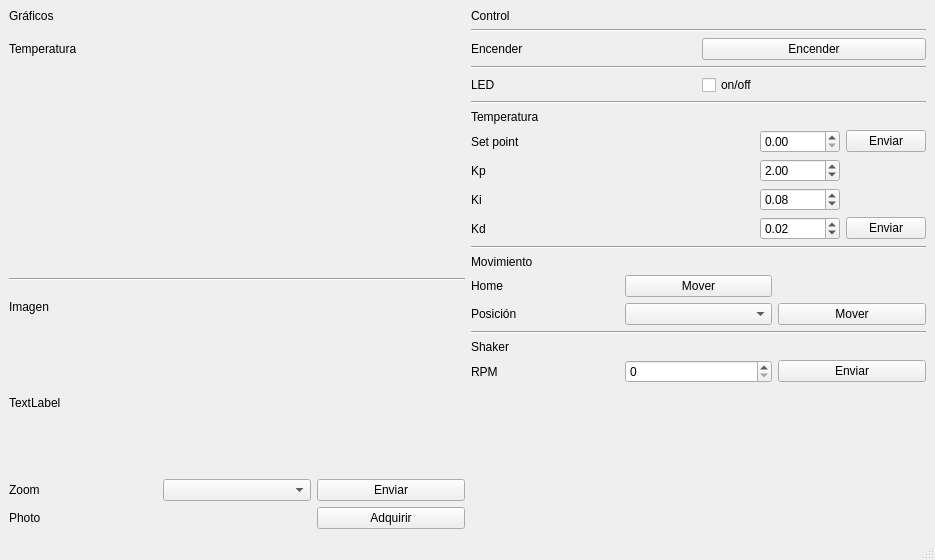
First picture: the form in software/gui.ui, repository NoelGaspar/cinnda_chamber_control, before the edit.
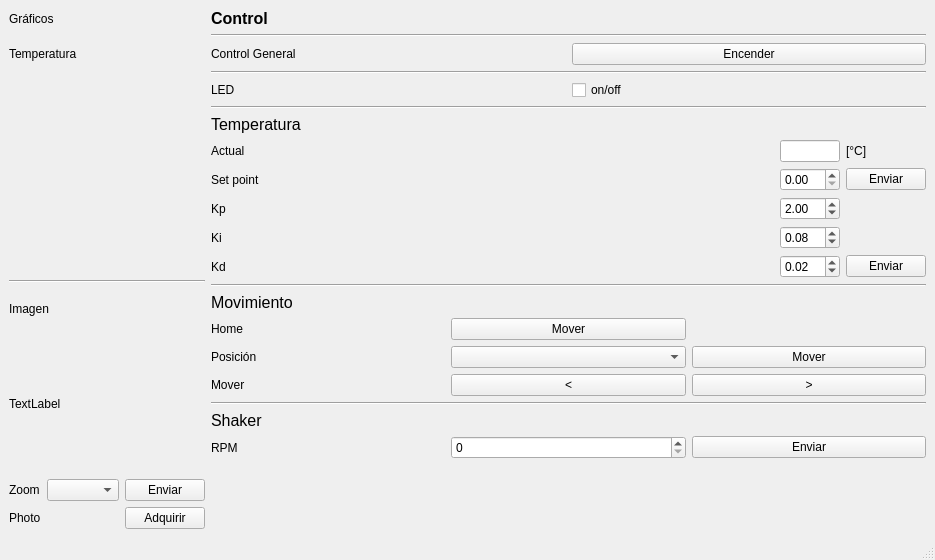
Second picture: the form after the edit.

Diff of the .ui file:
```diff
--- a/software/gui.ui
+++ b/software/gui.ui
@@ -145,6 +145,13 @@
           <height>40</height>
          </size>
         </property>
+        <property name="font">
+         <font>
+          <pointsize>12</pointsize>
+          <weight>75</weight>
+          <bold>true</bold>
+         </font>
+        </property>
         <property name="text">
          <string>Control</string>
         </property>
@@ -164,7 +171,7 @@
           <item row="0" column="0">
            <widget class="QLabel" name="label_11">
             <property name="text">
-             <string>Encender</string>
+             <string>Control General</string>
             </property>
            </widget>
           </item>
@@ -211,26 +218,6 @@
         </item>
         <item>
          <layout class="QGridLayout" name="gridLayout">
-          <item row="1" column="2">
-           <widget class="QPushButton" name="pushButton">
-            <property name="maximumSize">
-             <size>
-              <width>80</width>
-              <height>16777215</height>
-             </size>
-            </property>
-            <property name="text">
-             <string>Enviar</string>
-            </property>
-           </widget>
-          </item>
-          <item row="0" column="1">
-           <widget class="QLabel" name="label_2">
-            <property name="text">
-             <string/>
-            </property>
-           </widget>
-          </item>
           <item row="0" column="0">
            <widget class="QLabel" name="label_18">
             <property name="maximumSize">
@@ -239,26 +226,39 @@
               <height>40</height>
              </size>
             </property>
+            <property name="font">
+             <font>
+              <pointsize>12</pointsize>
+              <weight>50</weight>
+              <bold>false</bold>
+             </font>
+            </property>
             <property name="text">
              <string>Temperatura</string>
             </property>
            </widget>
           </item>
-          <item row="3" column="0">
+          <item row="2" column="2">
+           <widget class="QPushButton" name="pushButton">
+            <property name="maximumSize">
+             <size>
+              <width>80</width>
+              <height>16777215</height>
+             </size>
+            </property>
+            <property name="text">
+             <string>Enviar</string>
+            </property>
+           </widget>
+          </item>
+          <item row="4" column="0">
            <widget class="QLabel" name="label_19">
             <property name="text">
              <string>Ki</string>
             </property>
            </widget>
           </item>
-          <item row="0" column="2">
-           <widget class="QLabel" name="label_10">
-            <property name="text">
-             <string/>
-            </property>
-           </widget>
-          </item>
-          <item row="1" column="1">
+          <item row="2" column="1">
            <widget class="QDoubleSpinBox" name="doubleSpinBox_2">
             <property name="maximumSize">
              <size>
@@ -268,7 +268,20 @@
             </property>
            </widget>
           </item>
-          <item row="1" column="0">
+          <item row="3" column="1">
+           <widget class="QDoubleSpinBox" name="doubleSpinBox_3">
+            <property name="maximumSize">
+             <size>
+              <width>80</width>
+              <height>16777215</height>
+             </size>
+            </property>
+            <property name="value">
+             <double>2.000000000000000</double>
+            </property>
+           </widget>
+          </item>
+          <item row="2" column="0">
            <widget class="QLabel" name="label_9">
             <property name="maximumSize">
              <size>
@@ -281,34 +294,48 @@
             </property>
            </widget>
           </item>
-          <item row="2" column="0">
+          <item row="3" column="0">
            <widget class="QLabel" name="label_12">
             <property name="text">
              <string>Kp</string>
             </property>
            </widget>
           </item>
-          <item row="4" column="0">
+          <item row="0" column="1">
+           <widget class="QLabel" name="label_2">
+            <property name="text">
+             <string/>
+            </property>
+           </widget>
+          </item>
+          <item row="0" column="2">
+           <widget class="QLabel" name="label_10">
+            <property name="text">
+             <string/>
+            </property>
+           </widget>
+          </item>
+          <item row="5" column="1">
+           <widget class="QDoubleSpinBox" name="doubleSpinBox_5">
+            <property name="maximumSize">
+             <size>
+              <width>80</width>
+              <height>16777215</height>
+             </size>
+            </property>
+            <property name="value">
+             <double>0.020000000000000</double>
+            </property>
+           </widget>
+          </item>
+          <item row="5" column="0">
            <widget class="QLabel" name="label_20">
             <property name="text">
              <string>Kd</string>
             </property>
            </widget>
           </item>
-          <item row="2" column="1">
-           <widget class="QDoubleSpinBox" name="doubleSpinBox_3">
-            <property name="maximumSize">
-             <size>
-              <width>80</width>
-              <height>16777215</height>
-             </size>
-            </property>
-            <property name="value">
-             <double>2.000000000000000</double>
-            </property>
-           </widget>
-          </item>
-          <item row="3" column="1">
+          <item row="4" column="1">
            <widget class="QDoubleSpinBox" name="doubleSpinBox_4">
             <property name="maximumSize">
              <size>
@@ -321,20 +348,7 @@
             </property>
            </widget>
           </item>
-          <item row="4" column="1">
-           <widget class="QDoubleSpinBox" name="doubleSpinBox_5">
-            <property name="maximumSize">
-             <size>
-              <width>80</width>
-              <height>16777215</height>
-             </size>
-            </property>
-            <property name="value">
-             <double>0.020000000000000</double>
-            </property>
-           </widget>
-          </item>
-          <item row="4" column="2">
+          <item row="5" column="2">
            <widget class="QPushButton" name="pushButton_10">
             <property name="maximumSize">
              <size>
@@ -347,6 +361,30 @@
             </property>
            </widget>
           </item>
+          <item row="1" column="0">
+           <widget class="QLabel" name="label_23">
+            <property name="text">
+             <string>Actual</string>
+            </property>
+           </widget>
+          </item>
+          <item row="1" column="1">
+           <widget class="QLineEdit" name="lineEdit">
+            <property name="maximumSize">
+             <size>
+              <width>60</width>
+              <height>40</height>
+             </size>
+            </property>
+           </widget>
+          </item>
+          <item row="1" column="2">
+           <widget class="QLabel" name="label_24">
+            <property name="text">
+             <string>[°C]</string>
+            </property>
+           </widget>
+          </item>
          </layout>
         </item>
         <item>
@@ -358,6 +396,13 @@
         </item>
         <item>
          <layout class="QGridLayout" name="gridLayout_4">
+          <item row="2" column="2">
+           <widget class="QPushButton" name="pushButton_6">
+            <property name="text">
+             <string>Mover</string>
+            </property>
+           </widget>
+          </item>
           <item row="1" column="0">
            <widget class="QLabel" name="label_14">
             <property name="maximumSize">
@@ -371,26 +416,6 @@
             </property>
            </widget>
           </item>
-          <item row="0" column="0">
-           <widget class="QLabel" name="label_13">
-            <property name="maximumSize">
-             <size>
-              <width>16777215</width>
-              <height>40</height>
-             </size>
-            </property>
-            <property name="text">
-             <string>Movimiento</string>
-            </property>
-           </widget>
-          </item>
-          <item row="1" column="1">
-           <widget class="QPushButton" name="pushButton_5">
-            <property name="text">
-             <string>Mover</string>
-            </property>
-           </widget>
-          </item>
           <item row="2" column="1">
            <widget class="QComboBox" name="comboBox_2"/>
           </item>
@@ -407,13 +432,52 @@
             </property>
            </widget>
           </item>
-          <item row="2" column="2">
-           <widget class="QPushButton" name="pushButton_6">
+          <item row="0" column="0">
+           <widget class="QLabel" name="label_13">
+            <property name="maximumSize">
+             <size>
+              <width>16777215</width>
+              <height>40</height>
+             </size>
+            </property>
+            <property name="font">
+             <font>
+              <pointsize>12</pointsize>
+             </font>
+            </property>
             <property name="text">
+             <string>Movimiento</string>
+            </property>
+           </widget>
+          </item>
+          <item row="1" column="1">
+           <widget class="QPushButton" name="pushButton_5">
+            <property name="text">
              <string>Mover</string>
             </property>
            </widget>
           </item>
+          <item row="3" column="0">
+           <widget class="QLabel" name="label_22">
+            <property name="text">
+             <string>Mover</string>
+            </property>
+           </widget>
+          </item>
+          <item row="3" column="1">
+           <widget class="QPushButton" name="pushButton_3">
+            <property name="text">
+             <string>&lt;</string>
+            </property>
+           </widget>
+          </item>
+          <item row="3" column="2">
+           <widget class="QPushButton" name="pushButton_9">
+            <property name="text">
+             <string>&gt;</string>
+            </property>
+           </widget>
+          </item>
          </layout>
         </item>
         <item>
@@ -436,6 +500,11 @@
               <height>40</height>
              </size>
             </property>
+            <property name="font">
+             <font>
+              <pointsize>12</pointsize>
+             </font>
+            </property>
             <property name="text">
              <string>Shaker</string>
             </property>
```
